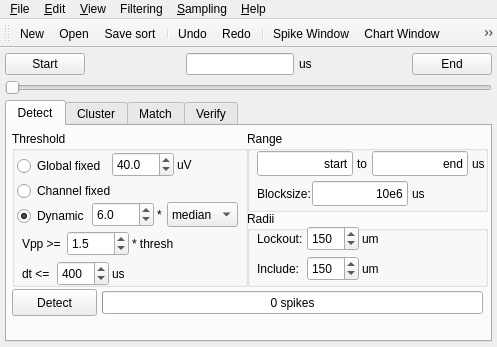
Old version of the form spyke/spyke.ui in the repository spyke/spyke.
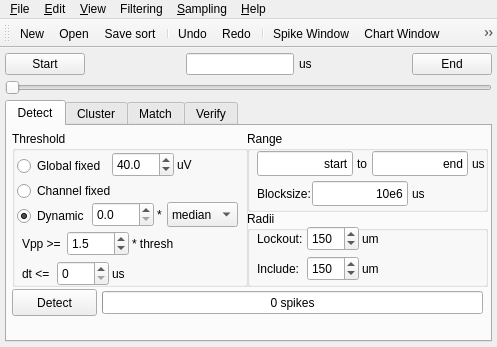
New version of the form. Icons and pictures are not drawn. Custom widgets are drawn as their Qt base class.

Commit message: Make dynamic noise multiplier and dt stream-specific

What changed in the file:
```diff
--- a/spyke/spyke.ui
+++ b/spyke/spyke.ui
@@ -325,7 +325,7 @@
           <number>20</number>
          </property>
          <property name="value">
-          <number>400</number>
+          <number>0</number>
          </property>
         </widget>
         <widget class="QLabel" name="label_5">
@@ -415,7 +415,7 @@
           <double>9999.000000000000000</double>
          </property>
          <property name="value">
-          <double>6.000000000000000</double>
+          <double>0.000000000000000</double>
          </property>
         </widget>
         <widget class="QDoubleSpinBox" name="vppThreshXSpinBox">
```
The commit also changes 1 other file.
